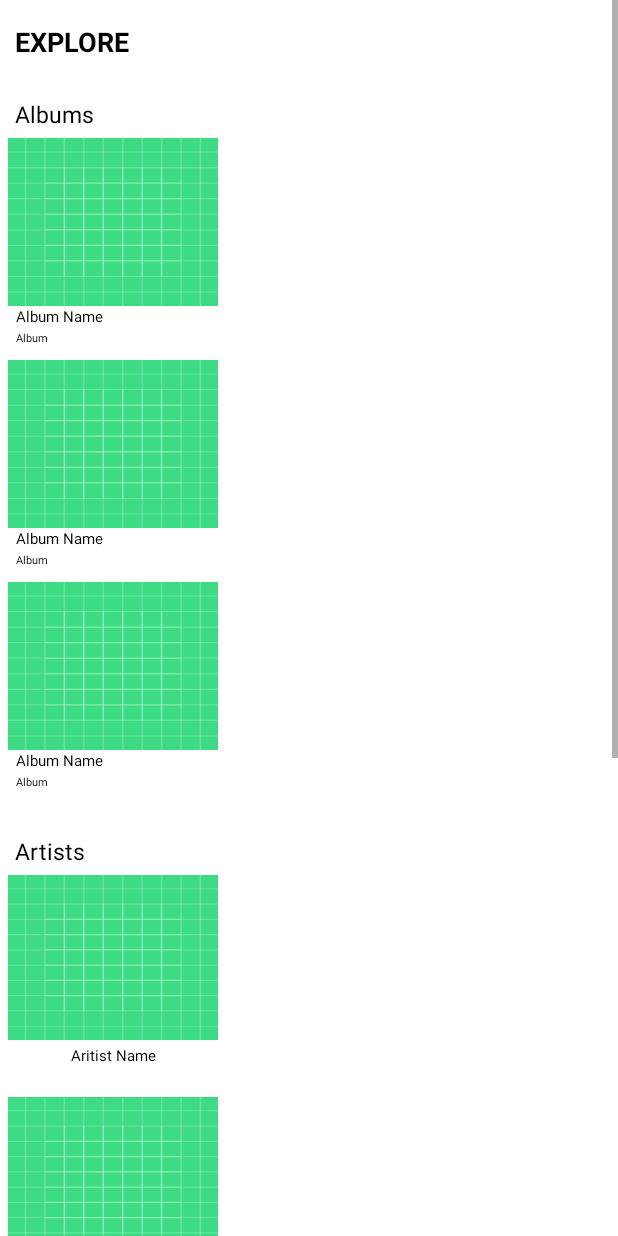
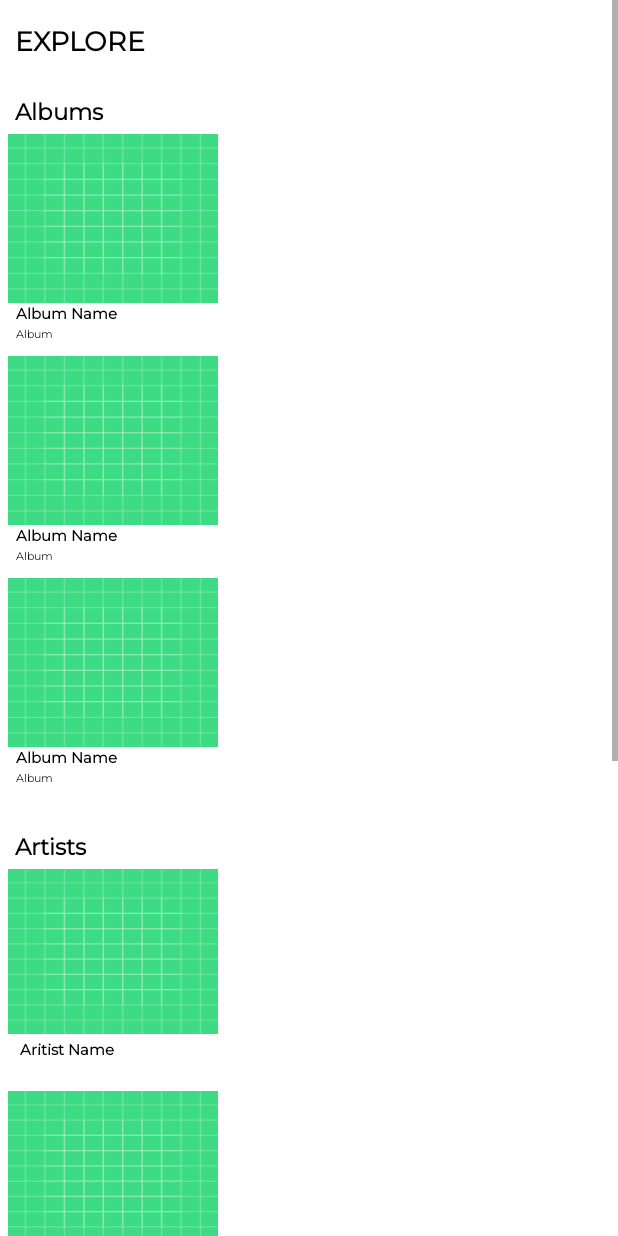
Before and after one commit to rahulshah5/MusicStreamingAndroidApp, an Android app: the layout activity_home.xml on its own in the app's theme, with its tools: preview values and no code run, on a phone screen of 412 x 824 dp. Run offline under Robolectric (Android 15) with nearby library versions, the phone set to English and light mode, and no system bars.

Commit message:
fonts changed

```diff
--- /dev/null
+++ b/app/src/main/res/font/montserrat.xml
@@ -0,0 +1,8 @@
+<?xml version="1.0" encoding="utf-8"?>
+<font-family xmlns:android="http://schemas.android.com/apk/res/android">
+
+    <font
+        android:fontStyle="normal"
+        android:fontWeight="400"
+        android:font="@font/montserratRegular"/>
+</font-family>
--- a/app/src/main/res/layout/activity_home.xml
+++ b/app/src/main/res/layout/activity_home.xml
@@ -13,6 +13,7 @@
             android:layout_height="wrap_content"
             android:text="Explore"
             android:id="@+id/homeLabel"
+            android:fontFamily="@font/montserrat"
             android:paddingVertical="15dp"
             android:paddingHorizontal="10dp"
             android:textColor="@color/color_title"
@@ -33,6 +34,8 @@
                 android:layout_height="wrap_content"
                 android:textSize="15sp"
                 android:text="Albums"
+                android:fontFamily="@font/montserrat"
+                android:textStyle="bold"
                 android:id="@+id/albumlabel"
                 android:paddingHorizontal="10dp"
                 android:textColor="@color/color_subTitle"/>
@@ -60,6 +63,8 @@
                 android:layout_width="match_parent"
                 android:layout_height="wrap_content"
                 android:textSize="15sp"
+                android:fontFamily="@font/montserrat"
+                android:textStyle="bold"
                 android:text="Artists"
                 android:id="@+id/artistLabel"
                 android:paddingHorizontal="10dp"
@@ -89,6 +94,8 @@
                 android:layout_height="wrap_content"
                 android:textSize="15sp"
                 android:text="Tracks"
+                android:fontFamily="@font/montserrat"
+                android:textStyle="bold"
                 android:id="@+id/trackLabel"
                 android:paddingHorizontal="10dp"
                 android:textColor="@color/color_subTitle"/>
--- a/app/src/main/res/layout/activity_search.xml
+++ b/app/src/main/res/layout/activity_search.xml
@@ -8,6 +8,7 @@
         android:layout_height="match_parent"
         android:text="search"
         android:textSize="30sp"
+        android:fontFamily="@font/montserrat"
         android:layout_centerInParent="true"
         android:gravity="center"/>
 
--- a/app/src/main/res/layout/album_item_list.xml
+++ b/app/src/main/res/layout/album_item_list.xml
@@ -20,6 +20,8 @@
         android:layout_height="wrap_content"
         android:text="Album Name"
         android:textSize="10sp"
+        android:fontFamily="@font/montserrat"
+        android:textStyle="bold"
         android:paddingLeft="5dp"
         android:layout_weight="0.2"
         android:id="@+id/albumNameTextView"
@@ -29,18 +31,16 @@
         android:layout_width="match_parent"
         android:layout_height="wrap_content"
         android:layout_weight="0.15"
-        android:paddingHorizontal="5dp"
-        >
+        android:paddingHorizontal="5dp" >
 
         <TextView
             android:layout_width="wrap_content"
             android:layout_height="wrap_content"
             android:text="Album"
+            android:id="@+id/albumArtistName"
+            android:fontFamily="@font/montserrat"
             android:textColor="@color/color_text"
             android:textSize="7sp"/>
     </RelativeLayout>
 
-
-
-
 </LinearLayout>
--- a/app/src/main/res/layout/artist_item_list.xml
+++ b/app/src/main/res/layout/artist_item_list.xml
@@ -20,9 +20,11 @@
         android:layout_height="wrap_content"
         android:text="Aritist Name"
         android:textSize="10sp"
+        android:fontFamily="@font/montserrat"
         android:layout_marginTop="3dp"
         android:id="@+id/artistNameTextView"
-        android:gravity="center"
+        android:paddingLeft="8dp"
+        android:textStyle="bold"
         android:textColor="@color/color_subTitle"
         android:layout_below="@id/artistImageView"/>
 
--- a/app/src/main/res/layout/track_item_list.xml
+++ b/app/src/main/res/layout/track_item_list.xml
@@ -21,20 +21,22 @@
         android:paddingHorizontal="10dp"
         android:layout_weight="0.8">
 
-            <TextView
-                android:layout_width="match_parent"
-                android:layout_height="wrap_content"
-                android:text="Track Name"
-                android:textSize="14sp"
-                android:textColor="@color/color_subTitle"
-                android:textStyle=""
-                android:id="@+id/trackNameTrackItemText"/>
+        <TextView
+            android:id="@+id/trackNameTrackItemText"
+            android:layout_width="match_parent"
+            android:layout_height="wrap_content"
+            android:fontFamily="@font/montserrat"
+            android:text="Track Name"
+            android:textColor="@color/color_subTitle"
+            android:textSize="14sp"
+            android:textStyle="bold" />
 
             <TextView
                 android:layout_width="match_parent"
                 android:layout_height="wrap_content"
                 android:text="Artist"
                 android:textColor="@color/color_text"
+                android:fontFamily="@font/montserrat"
                 android:textSize="12sp"
                 android:layout_below="@id/trackNameTrackItemText"
                 android:layout_marginTop="5dp"
```
Also changed, not shown: app/src/main/res/font/montserratRegular.ttf (added).
